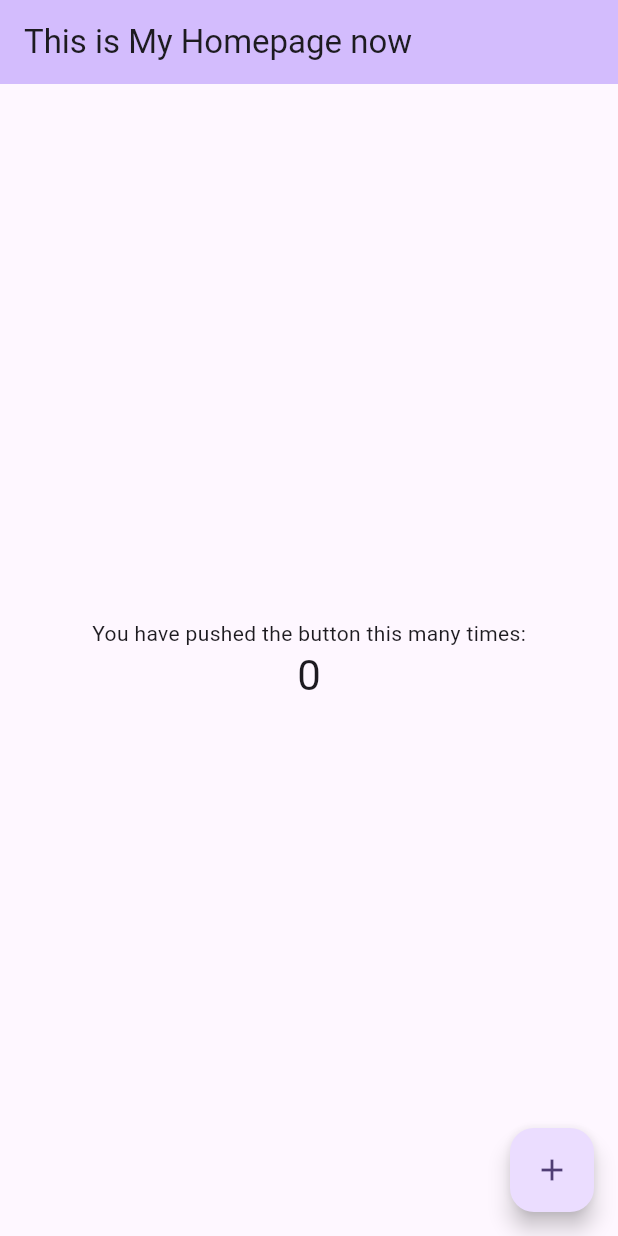
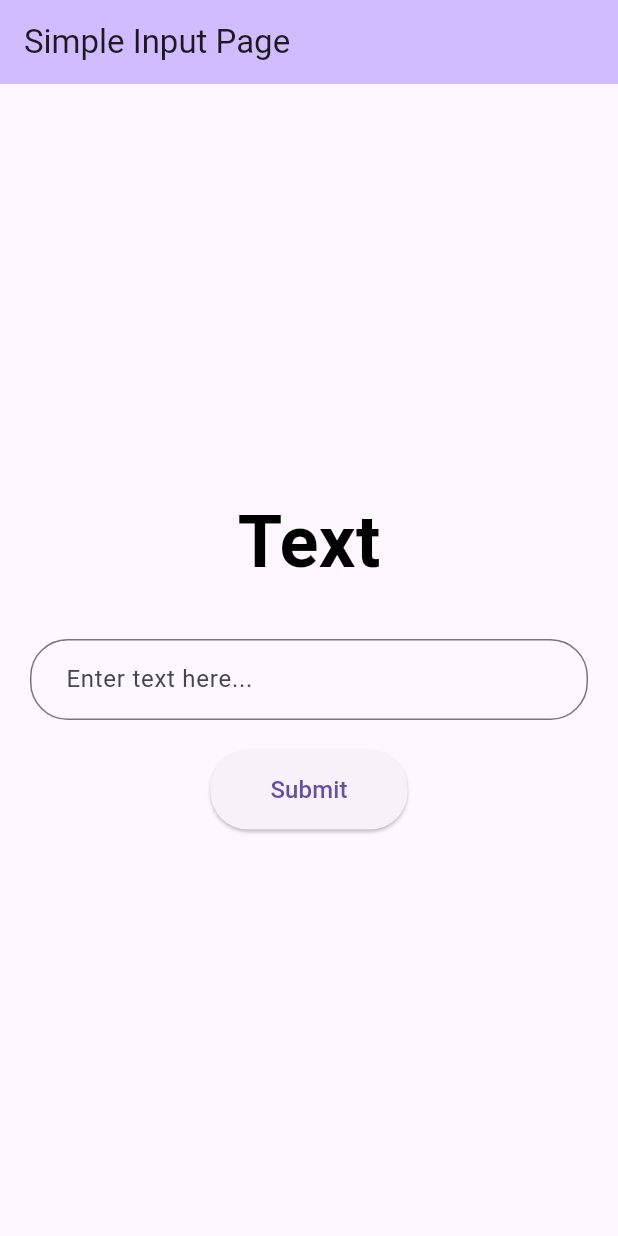
Before and after one commit to luluwen2000/flutter-text, a Flutter app: the screen it shows after launch, on a phone screen of 412 x 824 dp. Run offline on Flutter 3.47's test engine with Material 3 defaults, Android fonts, the phone set to English and light mode, and no system bars.

Commit message:
initial text page

```diff
--- a/lib/main.dart
+++ b/lib/main.dart
@@ -11,41 +11,19 @@ class MyApp extends StatelessWidget {
   @override
   Widget build(BuildContext context) {
     return MaterialApp(
-      title: 'Flutter Demo',
+      title: 'Flutter Simple Page', // Updated title for the app itself
       theme: ThemeData(
-        // This is the theme of your application.
-        //
-        // TRY THIS: Try running your application with "flutter run". You'll see
-        // the application has a purple toolbar. Then, without quitting the app,
-        // try changing the seedColor in the colorScheme below to Colors.green
-        // and then invoke "hot reload" (save your changes or press the "hot
-        // reload" button in a Flutter-supported IDE, or press "r" if you used
-        // the command line to start the app).
-        //
-        // Notice that the counter didn't reset back to zero; the application
-        // state is not lost during the reload. To reset the state, use hot
-        // restart instead.
-        //
-        // This works for code too, not just values: Most code changes can be
-        // tested with just a hot reload.
-        colorScheme: ColorScheme.fromSeed(seedColor: Colors.deepPurple),
+        // Using a simple theme, you can customize this further
+        primarySwatch: Colors.blue, // You can change the primary color
+        visualDensity: VisualDensity.adaptivePlatformDensity,
       ),
-      home: const MyHomePage(title: 'This is My Homepage now'),
+      home: const MyHomePage(title: 'Simple Input Page'), // Title for the AppBar
     );
   }
 }
 
 class MyHomePage extends StatefulWidget {
   const MyHomePage({super.key, required this.title});
-
-  // This widget is the home page of your application. It is stateful, meaning
-  // that it has a State object (defined below) that contains fields that affect
-  // how it looks.
-
-  // This class is the configuration for the state. It holds the values (in this
-  // case the title) provided by the parent (in this case the App widget) and
-  // used by the build method of the State. Fields in a Widget subclass are
-  // always marked "final".
 
   final String title;
 
@@ -54,69 +32,105 @@ class MyHomePage extends StatefulWidget {
 }
 
 class _MyHomePageState extends State<MyHomePage> {
-  int _counter = 0;
+  // Controller to manage the text field's content
+  final TextEditingController _textController = TextEditingController();
 
-  void _incrementCounter() {
-    setState(() {
-      // This call to setState tells the Flutter framework that something has
-      // changed in this State, which causes it to rerun the build method below
-      // so that the display can reflect the updated values. If we changed
-      // _counter without calling setState(), then the build method would not be
-      // called again, and so nothing would appear to happen.
-      _counter++;
-    });
+  // Function to handle button press (currently just prints the text)
+  void _submitText() {
+    // You can add logic here for what happens when the button is pressed
+    // For example, send the text to an API, save it locally, etc.
+    print('Submitted text: ${_textController.text}');
+    // Optionally clear the text field after submission
+    // _textController.clear();
+    // Optionally show a confirmation message
+    ScaffoldMessenger.of(context).showSnackBar(
+      SnackBar(content: Text('Text Submitted: ${_textController.text}')),
+    );
+  }
+
+  @override
+  void dispose() {
+    // Clean up the controller when the widget is disposed.
+    _textController.dispose();
+    super.dispose();
   }
 
   @override
   Widget build(BuildContext context) {
-    // This method is rerun every time setState is called, for instance as done
-    // by the _incrementCounter method above.
-    //
-    // The Flutter framework has been optimized to make rerunning build methods
-    // fast, so that you can just rebuild anything that needs updating rather
-    // than having to individually change instances of widgets.
     return Scaffold(
       appBar: AppBar(
-        // TRY THIS: Try changing the color here to a specific color (to
-        // Colors.amber, perhaps?) and trigger a hot reload to see the AppBar
-        // change color while the other colors stay the same.
+        // Set the AppBar background color
         backgroundColor: Theme.of(context).colorScheme.inversePrimary,
-        // Here we take the value from the MyHomePage object that was created by
-        // the App.build method, and use it to set our appbar title.
+        // Set the title of the AppBar from the widget's properties
         title: Text(widget.title),
       ),
-      body: Center(
-        // Center is a layout widget. It takes a single child and positions it
-        // in the middle of the parent.
-        child: Column(
-          // Column is also a layout widget. It takes a list of children and
-          // arranges them vertically. By default, it sizes itself to fit its
-          // children horizontally, and tries to be as tall as its parent.
-          //
-          // Column has various properties to control how it sizes itself and
-          // how it positions its children. Here we use mainAxisAlignment to
-          // center the children vertically; the main axis here is the vertical
-          // axis because Columns are vertical (the cross axis would be
-          // horizontal).
-          //
-          // TRY THIS: Invoke "debug painting" (choose the "Toggle Debug Paint"
-          // action in the IDE, or press "p" in the console), to see the
-          // wireframe for each widget.
-          mainAxisAlignment: MainAxisAlignment.center,
-          children: <Widget>[
-            const Text('You have pushed the button this many times:'),
-            Text(
-              '$_counter',
-              style: Theme.of(context).textTheme.headlineMedium,
-            ),
-          ],
+      body: Center( // Center the content vertically and horizontally
+        child: Padding(
+          // Add some padding around the column content
+          padding: const EdgeInsets.all(20.0),
+          child: Column(
+            // Center the children vertically within the Column
+            mainAxisAlignment: MainAxisAlignment.center,
+            // Align children horizontally to the center
+            crossAxisAlignment: CrossAxisAlignment.center,
+            children: <Widget>[
+              // The title text
+              const Text(
+                'Text', // The title content
+                style: TextStyle(
+                  fontSize: 48.0, // Make the text big
+                  fontWeight: FontWeight.bold, // Make it bold
+                  color: Colors.black, // Set the text color to black
+                ),
+              ),
+              // Add some space between the title and the text field
+              const SizedBox(height: 30.0),
+              // The rounded text field
+              TextField(
+                controller: _textController, // Assign the controller
+                decoration: InputDecoration(
+                  hintText: 'Enter text here...', // Placeholder text
+                  // Style the border to be rounded
+                  border: OutlineInputBorder(
+                    borderRadius: BorderRadius.circular(25.0), // Adjust radius for roundness
+                    borderSide: const BorderSide(
+                      color: Colors.grey, // Border color
+                    ),
+                  ),
+                  // Style the border when the field is focused
+                  focusedBorder: OutlineInputBorder(
+                    borderRadius: BorderRadius.circular(25.0),
+                    borderSide: BorderSide(
+                      color: Theme.of(context).primaryColor, // Use theme color when focused
+                      width: 2.0,
+                    ),
+                  ),
+                  // Add some padding inside the text field
+                  contentPadding: const EdgeInsets.symmetric(vertical: 15.0, horizontal: 20.0),
+                ),
+              ),
+              // Add some space between the text field and the button
+              const SizedBox(height: 20.0),
+              // The submission button
+              ElevatedButton(
+                onPressed: _submitText, // Call the _submitText function on press
+                style: ElevatedButton.styleFrom(
+                  // Add padding within the button
+                  padding: const EdgeInsets.symmetric(horizontal: 40.0, vertical: 15.0),
+                  // Make the button shape rounded
+                  shape: RoundedRectangleBorder(
+                    borderRadius: BorderRadius.circular(25.0), // Match text field roundness
+                  ),
+                ),
+                child: const Text(
+                  'Submit',
+                  style: TextStyle(fontSize: 16.0), // Set button text size
+                ),
+              ),
+            ],
+          ),
         ),
       ),
-      floatingActionButton: FloatingActionButton(
-        onPressed: _incrementCounter,
-        tooltip: 'Increment',
-        child: const Icon(Icons.add),
-      ), // This trailing comma makes auto-formatting nicer for build methods.
     );
   }
 }
```
